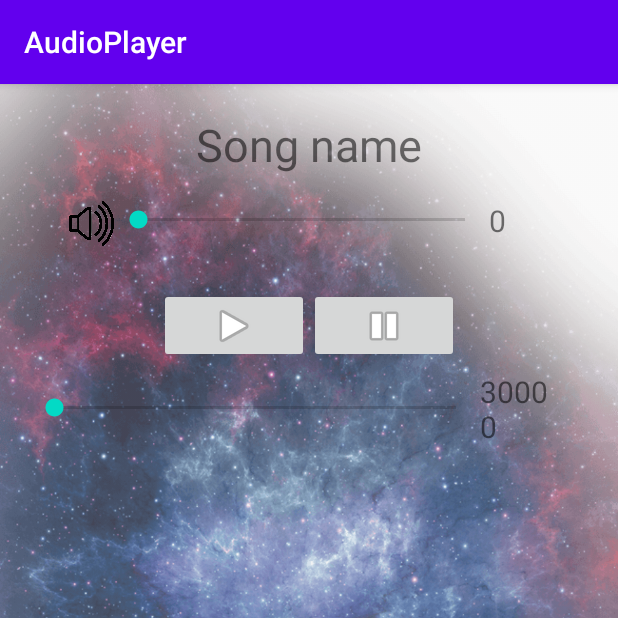
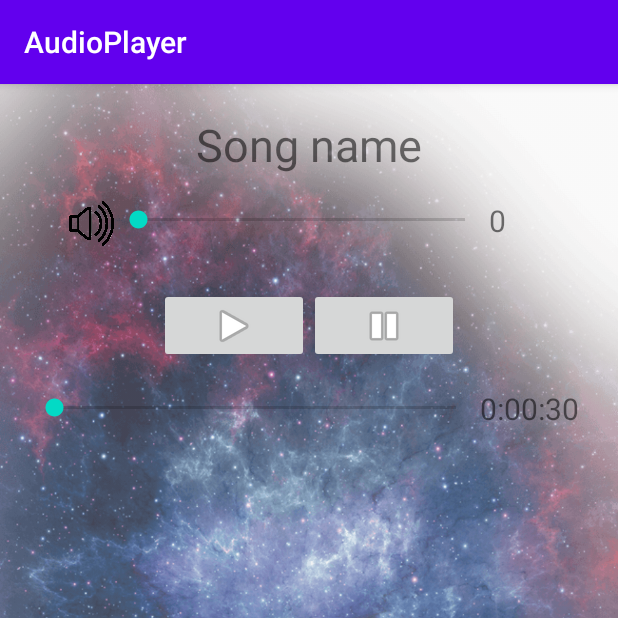
Before and after one commit to Harnet69/AudioPlayerAndroid, an Android app: the screen it shows after launch (MainActivity), on a phone screen of 412 x 824 dp, the top half of it. Run offline under Robolectric (Android 15) with nearby library versions, the phone set to English and light mode, and no system bars.

Commit message:
Duration is in appropriate format now

```diff
--- a/app/src/main/java/com/harnet/audioplayer/model/ScrubControl.java
+++ b/app/src/main/java/com/harnet/audioplayer/model/ScrubControl.java
@@ -1,5 +1,6 @@
 package com.harnet.audioplayer.model;
 
+import android.annotation.SuppressLint;
 import android.media.MediaPlayer;
 import android.util.Log;
 import android.widget.SeekBar;
@@ -25,11 +26,10 @@ public class ScrubControl {
     public void manageScrubControl(){
         timer();
         scrubControlView.setMax(mediaPlayer.getDuration());
+
         scrubControlView.setOnSeekBarChangeListener(new SeekBar.OnSeekBarChangeListener() {
             @Override
             public void onProgressChanged(SeekBar seekBar, int progress, boolean fromUser) {
-//                Log.i("Duration", String.valueOf(mediaPlayer.getDuration()));
-//                Log.i("Scrub", String.valueOf(progress));
             }
 
             @Override
@@ -51,9 +51,18 @@ public class ScrubControl {
             public void run() {
                 int currentPosition = mediaPlayer.getCurrentPosition();
                 scrubControlView.setProgress(currentPosition);
-                remainingTimeView.setText(String.valueOf(songDuration - currentPosition));
+                remainingTimeView.setText(convertTime(songDuration - currentPosition));
             }
-        }, 0, 1000);
+        }, 0, 500);
+    }
 
+    @SuppressLint("DefaultLocale")
+    private String convertTime(int durationInMillis){
+//        long millis = durationInMillis % 1000;
+        long second = (durationInMillis / 1000) % 60;
+        long minute = (durationInMillis / (1000 * 60)) % 60;
+        long hour = (durationInMillis / (1000 * 60 * 60)) % 24;
+
+        return String.format("%01d:%02d:%02d", hour, minute, second);
     }
 }
--- a/app/src/main/res/layout/activity_main.xml
+++ b/app/src/main/res/layout/activity_main.xml
@@ -131,10 +131,9 @@
 
         <TextView
             android:id="@+id/remainingTime"
-            android:layout_width="50dp"
+            android:layout_width="100dp"
             android:layout_height="match_parent"
             android:gravity="center_vertical"
-            android:text="- 1:15"
             android:textSize="20sp"
             tools:layout_conversion_absoluteHeight="50dp"
             tools:layout_conversion_absoluteWidth="0dp"
```
